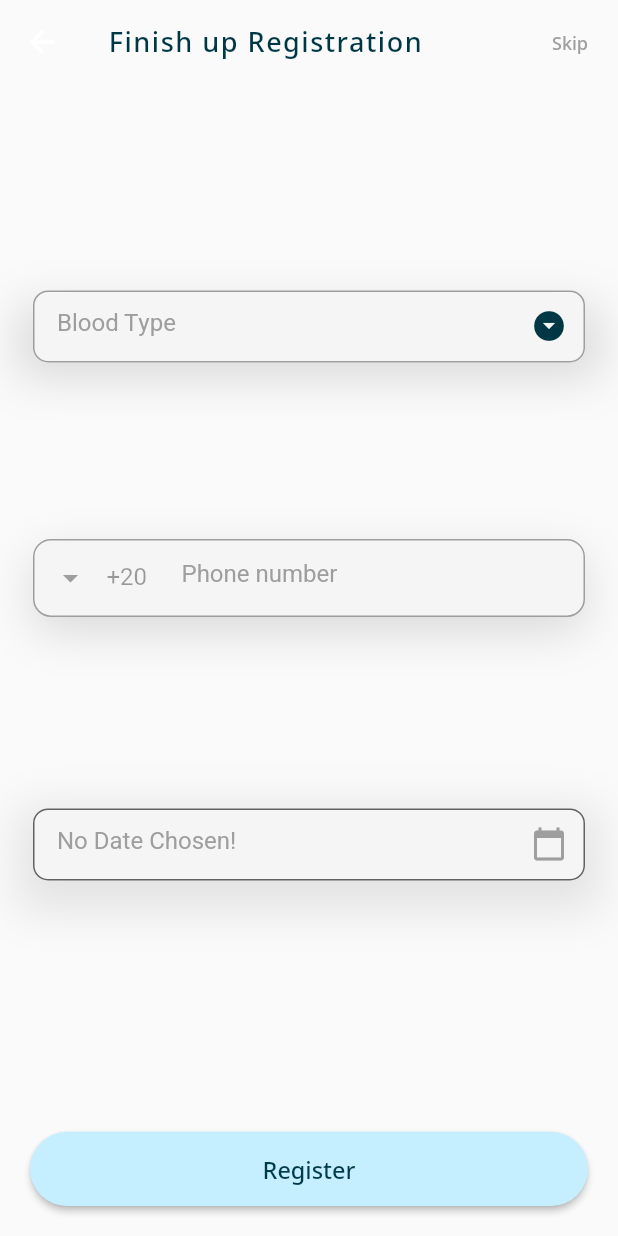
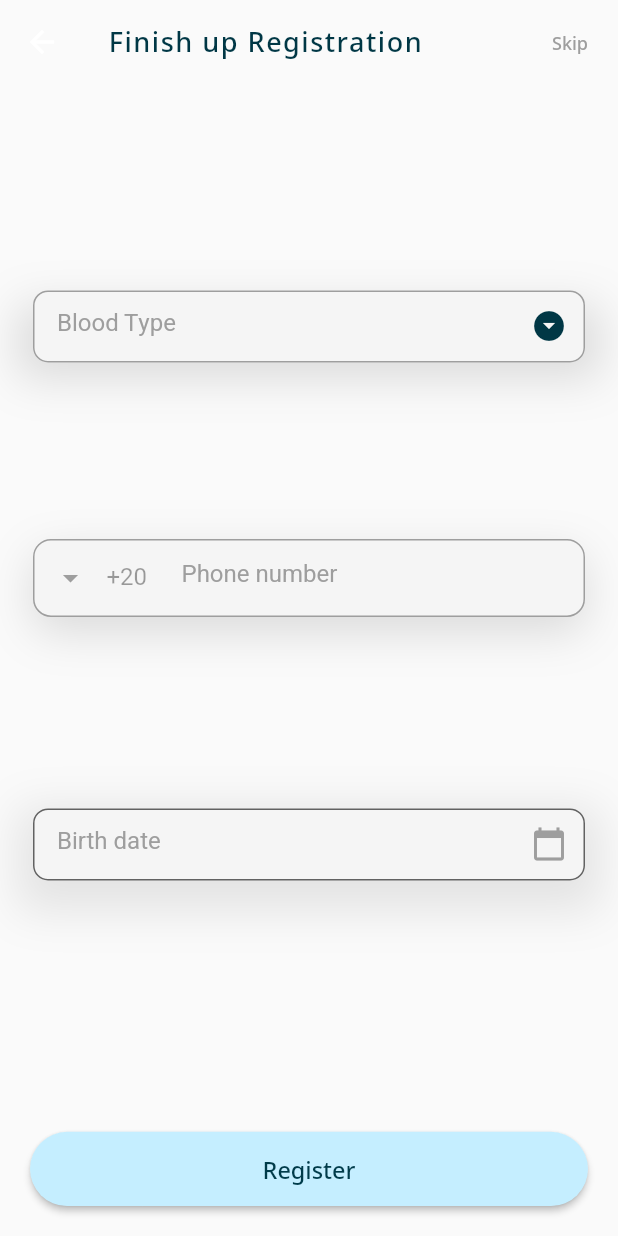
Before and after one commit to graduation-fci/TotalCare-mobileapp, a Flutter app: the ContinueRegisterScreen screen opened directly with empty values, on a phone screen of 412 x 824 dp. Run offline on Flutter 3.47's test engine with Material 2 defaults, Android fonts, the phone set to English and light mode, and no system bars; our stand-ins replace cached_network_image, country_picker, dots_indicator, flutter_secure_storage, flutter_svg, material_design_icons_flutter; missing offline and left inert: translator; accounts and stored records are empty; generated files the repository leaves out were written again.

Commit message:
changed text to Birth date

```diff
--- a/lib/widgets/date_selector.dart
+++ b/lib/widgets/date_selector.dart
@@ -79,7 +79,7 @@ class _DateSelectorState extends State<DateSelector> {
                 ),
                 fillColor: containerFillColor,
                 filled: true,
-                labelText: widget.selectdate == null ? 'No Date Chosen!' : 'Picked Date',
+                labelText: widget.selectdate == null ? 'Birth date' : 'Picked Date',
                 labelStyle: TextStyle(color: labelColor),
                 suffixIcon: IconButton(
                   icon: const Icon(
```
